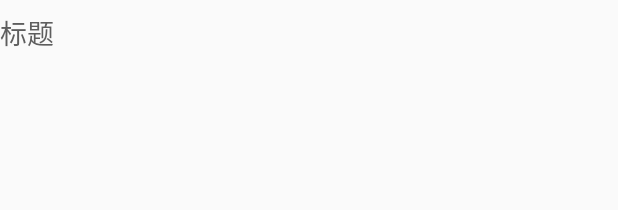
After one commit to ahuyangdong/TingMusicPlayer, an Android app: the layout item_lrc_select.xml on its own in the app's theme, with its tools: preview values and no code run, on a phone screen of 412 x 824 dp. The commit adds this screen. Shown: the top 210 px of the screen. Run offline under Robolectric (Android 15) with nearby library versions, the phone set to English and light mode, and no system bars.

Commit message:
添加歌词选择功能

```diff
--- a/app/src/main/java/com/dommy/music/DiskFragment.java
+++ b/app/src/main/java/com/dommy/music/DiskFragment.java
@@ -7,15 +7,14 @@ import android.content.Context;
 import android.graphics.Bitmap;
 import android.os.Build;
 import android.os.Bundle;
-
-import androidx.fragment.app.Fragment;
-
 import android.view.LayoutInflater;
 import android.view.View;
 import android.view.ViewGroup;
 import android.view.animation.LinearInterpolator;
 import android.widget.ImageView;
 import android.widget.TextView;
+
+import androidx.fragment.app.Fragment;
 
 import com.google.android.material.imageview.ShapeableImageView;
 
--- a/app/src/main/java/com/dommy/music/MainActivity.java
+++ b/app/src/main/java/com/dommy/music/MainActivity.java
@@ -22,7 +22,6 @@ import com.dommy.music.adapter.MainFragmentAdapter;
 import com.dommy.music.adapter.SongListAdapter;
 import com.dommy.music.bean.Song;
 import com.dommy.music.service.DBService;
-import com.dommy.music.util.CommonUtil;
 import com.dommy.music.util.Constant;
 import com.dommy.music.util.MediaUtil;
 import com.dommy.music.util.PreferenceUtil;
--- a/app/src/main/java/com/dommy/music/bean/SongSearch.java
+++ b/app/src/main/java/com/dommy/music/bean/SongSearch.java
@@ -1,9 +1,6 @@
 package com.dommy.music.bean;
 
-import com.dommy.retrofitframe.network.result.BaseResult;
-
 import lombok.Data;
-import lombok.EqualsAndHashCode;
 
 /**
  * 酷狗歌曲搜索结果对象
--- a/app/src/main/java/com/dommy/music/greendao/DaoMaster.java
+++ b/app/src/main/java/com/dommy/music/greendao/DaoMaster.java
@@ -6,9 +6,9 @@ import android.database.sqlite.SQLiteDatabase.CursorFactory;
 import android.util.Log;
 
 import org.greenrobot.greendao.AbstractDaoMaster;
-import org.greenrobot.greendao.database.StandardDatabase;
 import org.greenrobot.greendao.database.Database;
 import org.greenrobot.greendao.database.DatabaseOpenHelper;
+import org.greenrobot.greendao.database.StandardDatabase;
 import org.greenrobot.greendao.identityscope.IdentityScopeType;
 
 
--- a/app/src/main/java/com/dommy/music/greendao/DaoSession.java
+++ b/app/src/main/java/com/dommy/music/greendao/DaoSession.java
@@ -1,6 +1,6 @@
 package com.dommy.music.greendao;
 
-import java.util.Map;
+import com.dommy.music.bean.Song;
 
 import org.greenrobot.greendao.AbstractDao;
 import org.greenrobot.greendao.AbstractDaoSession;
@@ -8,9 +8,7 @@ import org.greenrobot.greendao.database.Database;
 import org.greenrobot.greendao.identityscope.IdentityScopeType;
 import org.greenrobot.greendao.internal.DaoConfig;
 
-import com.dommy.music.bean.Song;
-
-import com.dommy.music.greendao.SongDao;
+import java.util.Map;
 
 // THIS CODE IS GENERATED BY greenDAO, DO NOT EDIT.
 
--- a/app/src/main/java/com/dommy/music/greendao/SongDao.java
+++ b/app/src/main/java/com/dommy/music/greendao/SongDao.java
@@ -3,13 +3,13 @@ package com.dommy.music.greendao;
 import android.database.Cursor;
 import android.database.sqlite.SQLiteStatement;
 
+import com.dommy.music.bean.Song;
+
 import org.greenrobot.greendao.AbstractDao;
 import org.greenrobot.greendao.Property;
-import org.greenrobot.greendao.internal.DaoConfig;
 import org.greenrobot.greendao.database.Database;
 import org.greenrobot.greendao.database.DatabaseStatement;
-
-import com.dommy.music.bean.Song;
+import org.greenrobot.greendao.internal.DaoConfig;
 
 // THIS CODE IS GENERATED BY greenDAO, DO NOT EDIT.
 /**
--- a/app/src/main/java/com/dommy/music/util/MediaUtil.java
+++ b/app/src/main/java/com/dommy/music/util/MediaUtil.java
@@ -8,7 +8,6 @@ import android.graphics.Bitmap;
 import android.graphics.BitmapFactory;
 import android.net.Uri;
 import android.provider.MediaStore;
-import android.util.Log;
 
 import com.dommy.music.bean.Song;
 import com.github.promeg.pinyinhelper.Pinyin;
--- a/app/src/main/java/com/dommy/music/widget/AudioPlayer.java
+++ b/app/src/main/java/com/dommy/music/widget/AudioPlayer.java
@@ -5,7 +5,6 @@ import android.media.AudioManager;
 import android.media.MediaPlayer;
 import android.os.Handler;
 import android.text.format.DateUtils;
-import android.util.Log;
 import android.view.View;
 import android.widget.ImageButton;
 import android.widget.SeekBar;
--- a/app/src/main/java/com/dommy/retrofitframe/network/result/BaseResult.java
+++ b/app/src/main/java/com/dommy/retrofitframe/network/result/BaseResult.java
@@ -1,6 +1,4 @@
 package com.dommy.retrofitframe.network.result;
-
-import lombok.Data;
 
 /**
  * 返回结果对象
--- a/app/src/main/java/com/dommy/retrofitframe/network/result/LrcAccessResult.java
+++ b/app/src/main/java/com/dommy/retrofitframe/network/result/LrcAccessResult.java
@@ -1,6 +1,4 @@
 package com.dommy.retrofitframe.network.result;
-
-import com.dommy.music.bean.SongSearch;
 
 import java.util.List;
 
@@ -19,5 +17,8 @@ public class LrcAccessResult extends BaseResult {
     public static class Candidate {
         private String id;
         private String accesskey;
+        private String singer;
+        private String song;
+        private int duration;
     }
 }
--- a/app/src/main/java/com/dommy/retrofitframe/network/result/LrcGetResult.java
+++ b/app/src/main/java/com/dommy/retrofitframe/network/result/LrcGetResult.java
@@ -1,6 +1,4 @@
 package com.dommy.retrofitframe.network.result;
-
-import java.util.List;
 
 import lombok.Data;
 import lombok.EqualsAndHashCode;
--- /dev/null
+++ b/app/src/main/res/layout/item_lrc_select.xml
@@ -0,0 +1,32 @@
+<?xml version="1.0" encoding="utf-8"?>
+<LinearLayout xmlns:android="http://schemas.android.com/apk/res/android"
+    android:id="@+id/linear_item"
+    android:layout_width="match_parent"
+    android:layout_height="wrap_content"
+    android:background="?attr/selectableItemBackground"
+    android:gravity="center_vertical"
+    android:orientation="horizontal"
+    android:paddingTop="8dp"
+    android:paddingBottom="8dp">
+
+    <TextView
+        android:id="@+id/txt_title"
+        android:layout_width="0dp"
+        android:layout_height="wrap_content"
+        android:layout_weight="1"
+        android:ellipsize="end"
+        android:maxLines="1"
+        android:text="标题"
+        android:textColor="@color/gray_text"
+        android:textSize="@dimen/item_txt_title" />
+
+    <TextView
+        android:id="@+id/txt_duration"
+        android:layout_width="wrap_content"
+        android:layout_height="wrap_content"
+        android:ellipsize="end"
+        android:maxLines="1"
+        android:text=""
+        android:textColor="@color/gray_text_light"
+        android:textSize="@dimen/item_txt_duration" />
+</LinearLayout>
--- a/app/src/main/res/values/colors.xml
+++ b/app/src/main/res/values/colors.xml
@@ -13,5 +13,5 @@
     <color name="transparent">#00000000</color>
     <color name="bg_album">#22979797</color>
     <color name="progress_music">#D86B44</color>
-    <color name="bg_lrc">#06000000</color>
+    <color name="bg_lrc">#09000000</color>
 </resources>
```
Also changed, not shown: app/src/main/java/com/dommy/music/LyricFragment.java (+148 -26 lines), app/src/main/java/com/dommy/music/adapter/LrcSelectListAdapter.java (added, +32 -0 lines), app/src/main/java/com/dommy/music/bean/LrcSelect.java (added, +16 -0 lines), app/src/main/java/com/dommy/music/util/KuGouLrcUtil.java (+33 -29 lines), app/src/main/java/com/dommy/music/widget/LrcSongSelectDialog.java (added, +100 -0 lines), app/src/main/res/layout/dialog_lrc_song.xml (added, +26 -0 lines).
